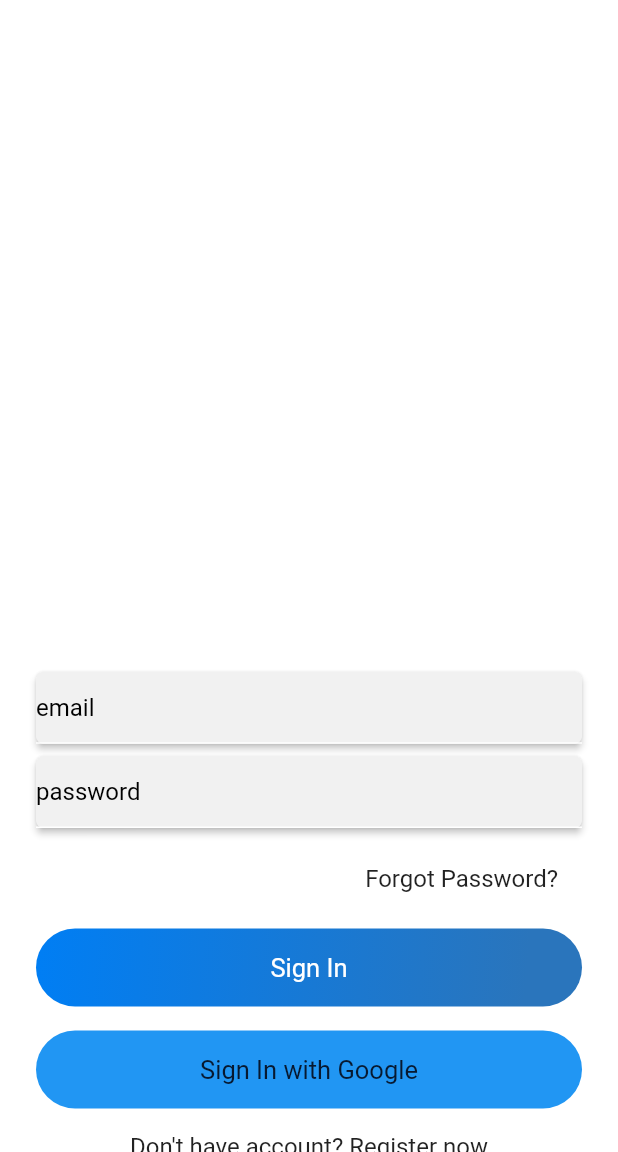
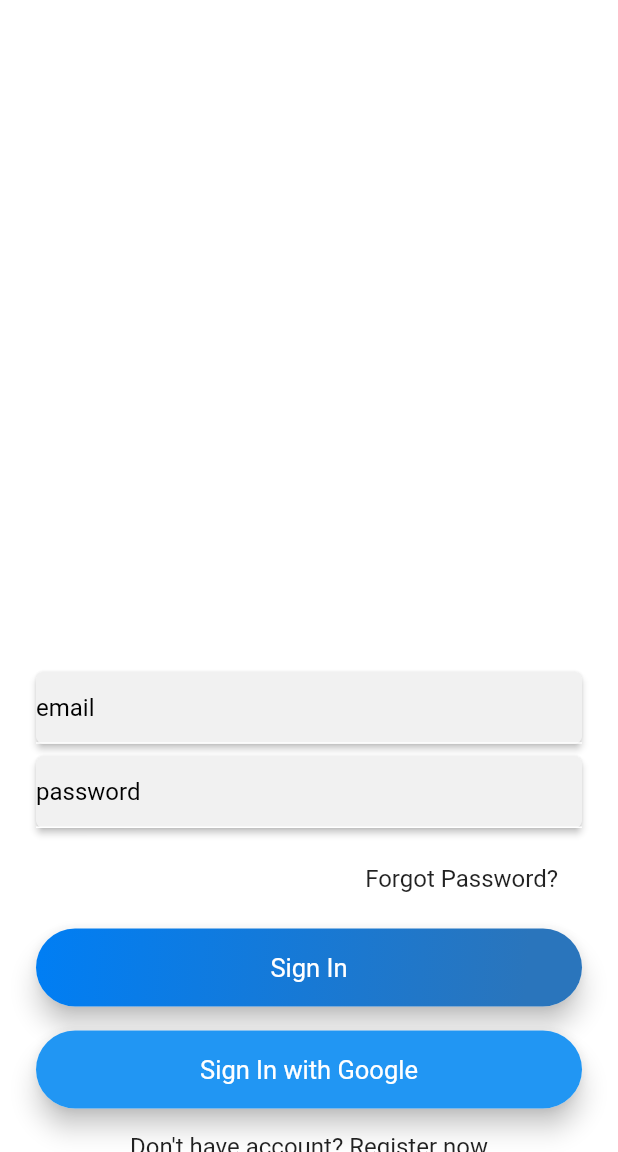
Before and after one commit to vinay7722/Flutter-Chataniac, a Flutter app: the screen it shows after launch, on a phone screen of 412 x 824 dp, the part 84-1236 px from its top. Run offline on Flutter 3.47's test engine with Material 2 defaults, Android fonts, the light colour scheme and no system bars; our stand-ins replace cloud_firestore, firebase_auth, firebase_core, google_sign_in, pinput, shared_preferences; missing offline and left inert: cloud_firestore_web, firebase_auth_web, firebase_core_web, google_sign_in_web, shared_preferences_web; accounts and stored records are empty; Roboto replaces fonts that are missing (OverpassRegular).

Commit message:
button styling

```diff
--- a/lib/views/signin.dart
+++ b/lib/views/signin.dart
@@ -162,6 +162,9 @@ class _SignInState extends State<SignIn> {
                       onTap: () {
                         signIn();
                       },
+                      child: Material(
+                        elevation: 7.0,
+                        borderRadius: BorderRadius.circular(30),
                         child: Container(
                           padding: EdgeInsets.symmetric(vertical: 16),
                           decoration: BoxDecoration(
@@ -181,10 +184,14 @@ class _SignInState extends State<SignIn> {
 
                         ),
                       ),
+                    ),
                     SizedBox(
                       height: 16,
                     ),
-                    Container(
+                    Material(
+                      elevation: 7.0,
+                      borderRadius: BorderRadius.circular(30),
+                      child: Container(
                         padding: EdgeInsets.symmetric(vertical: 16),
                         decoration: BoxDecoration(
                             borderRadius: BorderRadius.circular(30),
@@ -193,8 +200,9 @@ class _SignInState extends State<SignIn> {
                         child: Text(
                           "Sign In with Google",
                           style:
-                        TextStyle(fontSize: 17, color: CustomTheme.textColor),
+                          biggerTextStyle(),
                           textAlign: TextAlign.center,
+                        ),
                       ),
                     ),
                     SizedBox(
```
Lines whose indentation alone changed are shown as unchanged.
